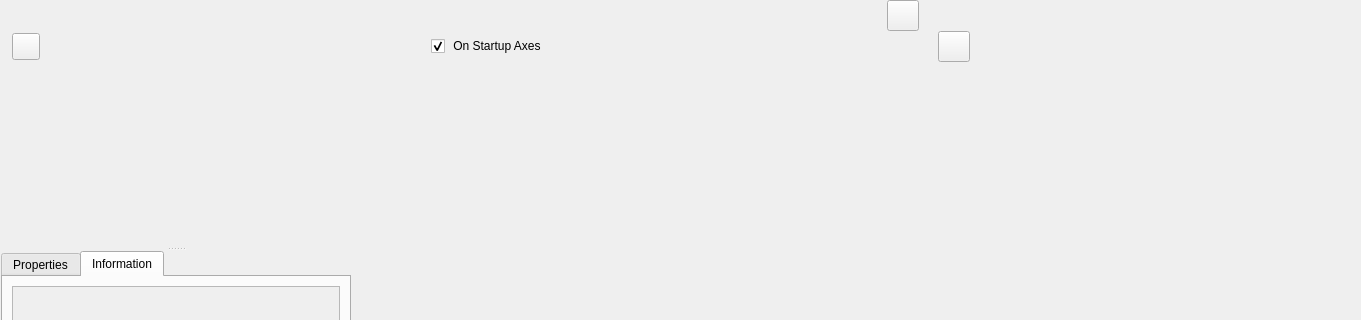
Old version of the form Code/Mantid/Vates/VatesSimpleGui/ViewWidgets/inc/MantidVatesSimpleGuiViewWidgets/MdViewerWidget.ui in the repository mantidproject/mantid; both pictures show x 0 to 1361 and y 0 to 320 of the 1361 by 710 pixel window.
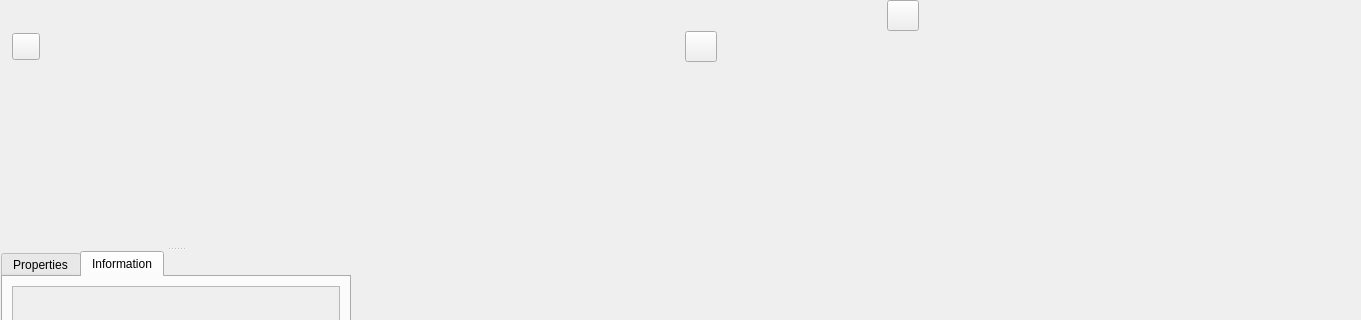
New version of the form. The open tabs and pages were chosen to show the change. Icons and pictures are not drawn. Custom widgets are drawn as their Qt base class.

The edit to the form file:
```diff
--- a/Code/Mantid/Vates/VatesSimpleGui/ViewWidgets/inc/MantidVatesSimpleGuiViewWidgets/MdViewerWidget.ui
+++ b/Code/Mantid/Vates/VatesSimpleGui/ViewWidgets/inc/MantidVatesSimpleGuiViewWidgets/MdViewerWidget.ui
@@ -151,32 +151,6 @@
        </property>
       </widget>
      </item>
-     <item>
-      <spacer name="horizontalSpacer">
-       <property name="orientation">
-        <enum>Qt::Horizontal</enum>
-       </property>
-       <property name="sizeHint" stdset="0">
-        <size>
-         <width>40</width>
-         <height>20</height>
-        </size>
-       </property>
-      </spacer>
-     </item>
-     <item>
-      <widget class="QCheckBox" name="axes_on_at_startup_check_box">
-       <property name="toolTip">
-        <string extracomment="The Gird Axes are enabled whenever you add a new filter or source."/>
-       </property>
-       <property name="text">
-        <string> On Startup Axes</string>
-       </property>
-       <property name="checked">
-        <bool>true</bool>
-       </property>
-      </widget>
-     </item>
      <item>
       <spacer name="horizontalSpacer_5">
        <property name="orientation">
```
Left out of the diff: 4 changed lines with no effect on the pictures.
